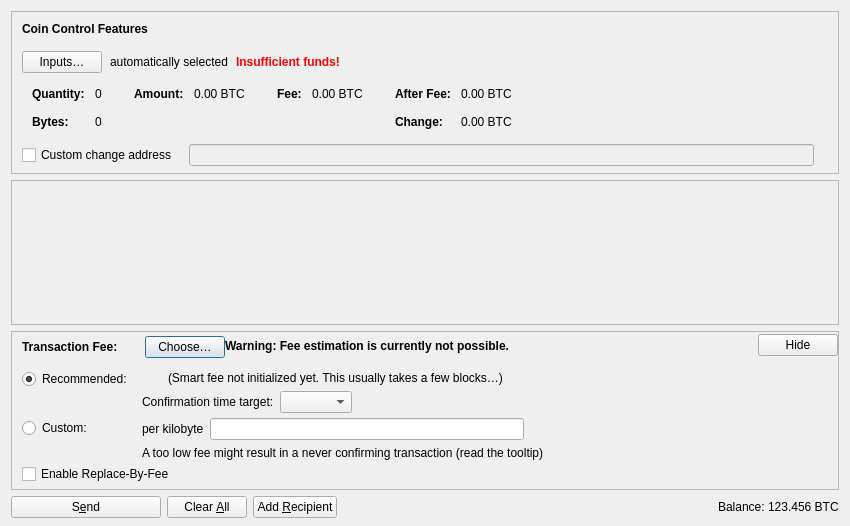
First picture: the form in src/qt/forms/sendcoinsdialog.ui, repository argfamobile/BC3, before the edit.
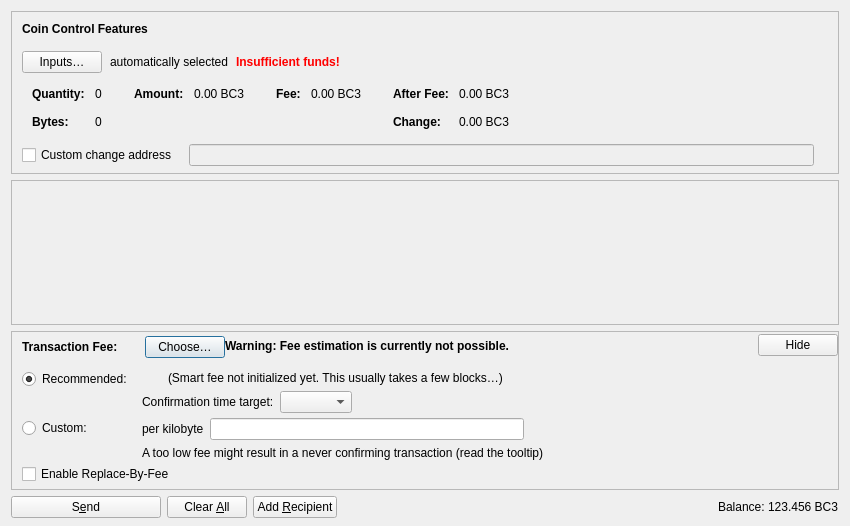
Second picture: the form after the edit. Icons and pictures are not drawn. Custom widgets are drawn as their Qt base class.

The edit to the form file:
```diff
--- a/src/qt/forms/sendcoinsdialog.ui
+++ b/src/qt/forms/sendcoinsdialog.ui
@@ -327,7 +327,7 @@
                   <enum>Qt::ActionsContextMenu</enum>
                  </property>
                  <property name="text">
-                  <string notr="true">0.00 BTC</string>
+                  <string notr="true">0.00 BC3</string>
                  </property>
                  <property name="textInteractionFlags">
                   <set>Qt::LinksAccessibleByMouse|Qt::TextSelectableByKeyboard|Qt::TextSelectableByMouse</set>
@@ -378,7 +378,7 @@
                   <enum>Qt::ActionsContextMenu</enum>
                  </property>
                  <property name="text">
-                  <string notr="true">0.00 BTC</string>
+                  <string notr="true">0.00 BC3</string>
                  </property>
                  <property name="textInteractionFlags">
                   <set>Qt::LinksAccessibleByMouse|Qt::TextSelectableByKeyboard|Qt::TextSelectableByMouse</set>
@@ -432,7 +432,7 @@
                   <enum>Qt::ActionsContextMenu</enum>
                  </property>
                  <property name="text">
-                  <string notr="true">0.00 BTC</string>
+                  <string notr="true">0.00 BC3</string>
                  </property>
                  <property name="textInteractionFlags">
                   <set>Qt::LinksAccessibleByMouse|Qt::TextSelectableByKeyboard|Qt::TextSelectableByMouse</set>
@@ -461,7 +461,7 @@
                   <enum>Qt::ActionsContextMenu</enum>
                  </property>
                  <property name="text">
-                  <string notr="true">0.00 BTC</string>
+                  <string notr="true">0.00 BC3</string>
                  </property>
                  <property name="textInteractionFlags">
                   <set>Qt::LinksAccessibleByMouse|Qt::TextSelectableByKeyboard|Qt::TextSelectableByMouse</set>
@@ -1191,7 +1191,7 @@
           <cursorShape>IBeamCursor</cursorShape>
          </property>
          <property name="text">
-          <string notr="true">123.456 BTC</string>
+          <string notr="true">123.456 BC3</string>
          </property>
          <property name="textInteractionFlags">
           <set>Qt::LinksAccessibleByMouse|Qt::TextSelectableByKeyboard|Qt::TextSelectableByMouse</set>
```
Left out of the diff: 2 changed lines with no effect on the pictures.
